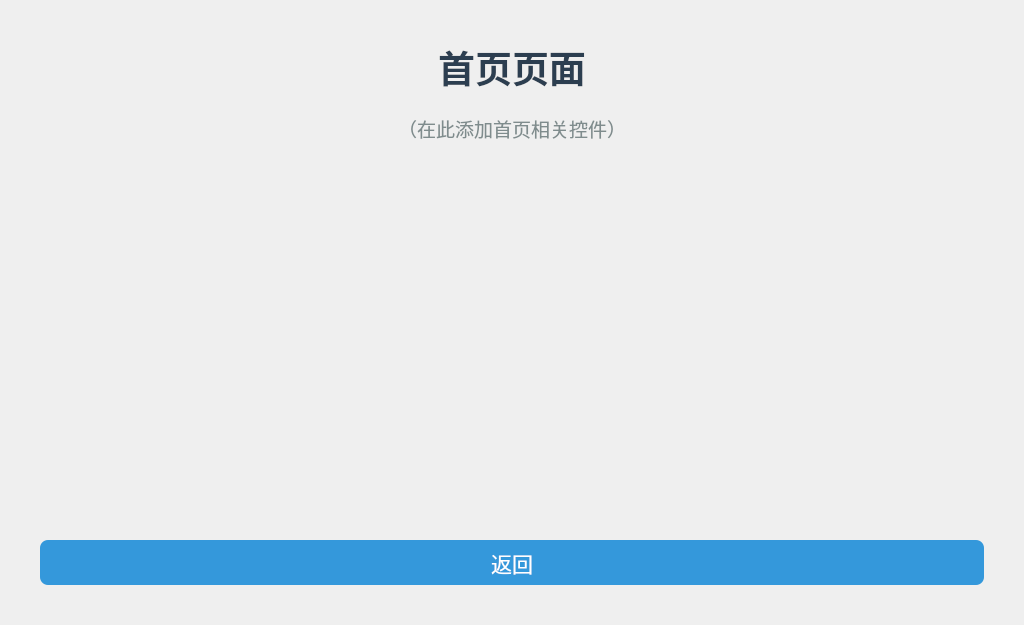
Before: the Qt Designer form ui/HomeDialog.ui in zwq1270033721/my_mp157_smart_home_panel, drawn with Qt 5.
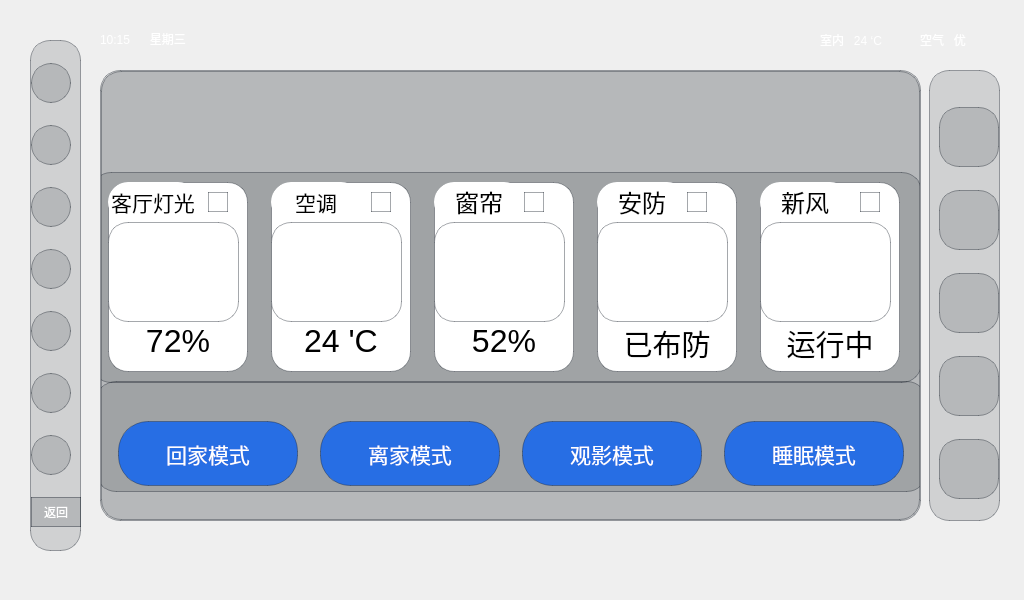
After: the same form once the commit is applied. Icons and pictures are not drawn.

```diff
--- a/ui/HomeDialog.ui
+++ b/ui/HomeDialog.ui
@@ -7,96 +7,1429 @@
     <x>0</x>
     <y>0</y>
     <width>1024</width>
-    <height>625</height>
+    <height>600</height>
    </rect>
   </property>
   <property name="minimumSize">
    <size>
     <width>1024</width>
-    <height>625</height>
+    <height>600</height>
    </size>
   </property>
   <property name="maximumSize">
    <size>
     <width>1024</width>
-    <height>625</height>
+    <height>600</height>
    </size>
   </property>
   <property name="windowTitle">
    <string>首页</string>
   </property>
-  <layout class="QVBoxLayout" name="verticalLayout">
-   <property name="spacing">
-    <number>20</number>
-   </property>
-   <property name="leftMargin">
-    <number>40</number>
-   </property>
-   <property name="topMargin">
-    <number>40</number>
-   </property>
-   <property name="rightMargin">
-    <number>40</number>
-   </property>
-   <property name="bottomMargin">
-    <number>40</number>
-   </property>
-   <item>
-    <widget class="QLabel" name="labelTitle">
-     <property name="styleSheet">
-      <string notr="true">font-size:28pt; font-weight:bold; color:#2c3e50;</string>
-     </property>
-     <property name="text">
-      <string>首页页面</string>
-     </property>
-     <property name="alignment">
-      <set>Qt::AlignCenter</set>
-     </property>
-    </widget>
-   </item>
-   <item>
-    <widget class="QLabel" name="labelHint">
-     <property name="styleSheet">
-      <string notr="true">font-size:14pt; color:#7f8c8d;</string>
-     </property>
-     <property name="text">
-      <string>（在此添加首页相关控件）</string>
-     </property>
-     <property name="alignment">
-      <set>Qt::AlignCenter</set>
-     </property>
-    </widget>
-   </item>
-   <item>
-    <spacer name="verticalSpacer">
-     <property name="orientation">
-      <enum>Qt::Vertical</enum>
-     </property>
-     <property name="sizeHint" stdset="0">
-      <size>
-       <width>20</width>
-       <height>40</height>
-      </size>
-     </property>
-    </spacer>
-   </item>
-   <item>
-    <widget class="QPushButton" name="btnBack">
-     <property name="minimumSize">
-      <size>
-       <width>120</width>
-       <height>45</height>
-      </size>
-     </property>
-     <property name="styleSheet">
-      <string notr="true">QPushButton{background-color:#3498db;color:white;border-radius:8px;font-size:16pt;}QPushButton:pressed{background-color:#2980b9;}</string>
-     </property>
-     <property name="text">
-      <string>返回</string>
-     </property>
-    </widget>
-   </item>
-  </layout>
+  <widget class="QFrame" name="frame">
+   <property name="geometry">
+    <rect>
+     <x>30</x>
+     <y>40</y>
+     <width>51</width>
+     <height>511</height>
+    </rect>
+   </property>
+   <property name="styleSheet">
+    <string notr="true">
+border:1px solid rgba(31,38,48,0.4);
+border-radius:20px;
+background-color: rgba(31,38,48,0.15);
+</string>
+   </property>
+   <property name="frameShape">
+    <enum>QFrame::StyledPanel</enum>
+   </property>
+   <property name="frameShadow">
+    <enum>QFrame::Raised</enum>
+   </property>
+   <layout class="QVBoxLayout" name="verticalLayout">
+    <property name="spacing">
+     <number>0</number>
+    </property>
+    <property name="leftMargin">
+     <number>0</number>
+    </property>
+    <property name="topMargin">
+     <number>0</number>
+    </property>
+    <property name="rightMargin">
+     <number>0</number>
+    </property>
+    <property name="bottomMargin">
+     <number>0</number>
+    </property>
+    <item>
+     <widget class="QPushButton" name="pushButton">
+      <property name="minimumSize">
+       <size>
+        <width>40</width>
+        <height>40</height>
+       </size>
+      </property>
+      <property name="maximumSize">
+       <size>
+        <width>40</width>
+        <height>40</height>
+       </size>
+      </property>
+      <property name="styleSheet">
+       <string notr="true">QPushButton::checked{
+border-image: url(:/icons/res/icons/smart/nav/nav_home.svg);
+
+}
+QPushButton{
+	border-image: url(:/icons/res/icons/smart/nav/nav_home_gray.svg);
+}</string>
+      </property>
+      <property name="text">
+       <string/>
+      </property>
+      <property name="checkable">
+       <bool>true</bool>
+      </property>
+      <property name="checked">
+       <bool>true</bool>
+      </property>
+      <attribute name="buttonGroup">
+       <string notr="true">buttonGroup</string>
+      </attribute>
+     </widget>
+    </item>
+    <item>
+     <widget class="QPushButton" name="pushButton_2">
+      <property name="minimumSize">
+       <size>
+        <width>40</width>
+        <height>40</height>
+       </size>
+      </property>
+      <property name="maximumSize">
+       <size>
+        <width>40</width>
+        <height>40</height>
+       </size>
+      </property>
+      <property name="styleSheet">
+       <string notr="true">QPushButton::checked{
+border-image: url(:/icons/res/icons/smart/room/room_living.svg);
+}
+QPushButton{
+	border-image: url(:/icons/res/icons/smart/room/room_living_gray.svg);
+}</string>
+      </property>
+      <property name="text">
+       <string/>
+      </property>
+      <property name="checkable">
+       <bool>true</bool>
+      </property>
+      <attribute name="buttonGroup">
+       <string notr="true">buttonGroup</string>
+      </attribute>
+     </widget>
+    </item>
+    <item>
+     <widget class="QPushButton" name="pushButton_3">
+      <property name="minimumSize">
+       <size>
+        <width>40</width>
+        <height>40</height>
+       </size>
+      </property>
+      <property name="maximumSize">
+       <size>
+        <width>40</width>
+        <height>40</height>
+       </size>
+      </property>
+      <property name="styleSheet">
+       <string notr="true">QPushButton::checked{
+border-image: url(:/icons/res/icons/smart/room/room_bedroom.svg);
+
+}
+QPushButton{
+	border-image: url(:/icons/res/icons/smart/room/room_bedroom_gray.svg);
+}</string>
+      </property>
+      <property name="text">
+       <string/>
+      </property>
+      <property name="checkable">
+       <bool>true</bool>
+      </property>
+      <attribute name="buttonGroup">
+       <string notr="true">buttonGroup</string>
+      </attribute>
+     </widget>
+    </item>
+    <item>
+     <widget class="QPushButton" name="pushButton_4">
+      <property name="minimumSize">
+       <size>
+        <width>40</width>
+        <height>40</height>
+       </size>
+      </property>
+      <property name="maximumSize">
+       <size>
+        <width>40</width>
+        <height>40</height>
+       </size>
+      </property>
+      <property name="styleSheet">
+       <string notr="true">QPushButton::checked{
+border-image: url(:/icons/res/icons/smart/device/security.svg);
+
+}
+QPushButton{
+	border-image: url(:/icons/res/icons/smart/device/security_gray.svg);
+}</string>
+      </property>
+      <property name="text">
+       <string/>
+      </property>
+      <property name="checkable">
+       <bool>true</bool>
+      </property>
+      <attribute name="buttonGroup">
+       <string notr="true">buttonGroup</string>
+      </attribute>
+     </widget>
+    </item>
+    <item>
+     <widget class="QPushButton" name="pushButton_5">
+      <property name="minimumSize">
+       <size>
+        <width>40</width>
+        <height>40</height>
+       </size>
+      </property>
+      <property name="maximumSize">
+       <size>
+        <width>40</width>
+        <height>40</height>
+       </size>
+      </property>
+      <property name="styleSheet">
+       <string notr="true">QPushButton::checked{
+border-image: url(:/icons/res/icons/smart/room/room_study.svg);
+
+}
+QPushButton{
+	border-image: url(:/icons/res/icons/smart/room/room_study_gray.svg);
+}</string>
+      </property>
+      <property name="text">
+       <string/>
+      </property>
+      <property name="checkable">
+       <bool>true</bool>
+      </property>
+      <attribute name="buttonGroup">
+       <string notr="true">buttonGroup</string>
+      </attribute>
+     </widget>
+    </item>
+    <item>
+     <widget class="QPushButton" name="pushButton_6">
+      <property name="minimumSize">
+       <size>
+        <width>40</width>
+        <height>40</height>
+       </size>
+      </property>
+      <property name="maximumSize">
+       <size>
+        <width>40</width>
+        <height>40</height>
+       </size>
+      </property>
+      <property name="styleSheet">
+       <string notr="true">
+QPushButton{
+	border-image: url(:/icons/res/icons/smart/nav/nav_folder_gray.svg);
+}
+QPushButton::checked{
+	border-image: url(:/icons/res/icons/smart/nav/nav_folder.svg);
+}
+</string>
+      </property>
+      <property name="text">
+       <string/>
+      </property>
+      <property name="checkable">
+       <bool>true</bool>
+      </property>
+      <attribute name="buttonGroup">
+       <string notr="true">buttonGroup</string>
+      </attribute>
+     </widget>
+    </item>
+    <item>
+     <widget class="QPushButton" name="pushButton_7">
+      <property name="minimumSize">
+       <size>
+        <width>40</width>
+        <height>40</height>
+       </size>
+      </property>
+      <property name="maximumSize">
+       <size>
+        <width>40</width>
+        <height>40</height>
+       </size>
+      </property>
+      <property name="styleSheet">
+       <string notr="true">QPushButton::checked{
+	border-image: url(:/icons/res/icons/smart/nav/nav_grid.svg);
+}
+QPushButton{
+border-image: url(:/icons/res/icons/smart/nav/nav_grid_gray.svg);
+}</string>
+      </property>
+      <property name="text">
+       <string/>
+      </property>
+      <property name="checkable">
+       <bool>true</bool>
+      </property>
+      <attribute name="buttonGroup">
+       <string notr="true">buttonGroup</string>
+      </attribute>
+     </widget>
+    </item>
+    <item>
+     <widget class="QPushButton" name="btnBack">
+      <property name="minimumSize">
+       <size>
+        <width>50</width>
+        <height>30</height>
+       </size>
+      </property>
+      <property name="maximumSize">
+       <size>
+        <width>50</width>
+        <height>30</height>
+       </size>
+      </property>
+      <property name="styleSheet">
+       <string notr="true">color: rgb(255, 255, 255);</string>
+      </property>
+      <property name="text">
+       <string>返回</string>
+      </property>
+     </widget>
+    </item>
+   </layout>
+  </widget>
+  <widget class="QLabel" name="label">
+   <property name="geometry">
+    <rect>
+     <x>0</x>
+     <y>0</y>
+     <width>1024</width>
+     <height>600</height>
+    </rect>
+   </property>
+   <property name="minimumSize">
+    <size>
+     <width>1024</width>
+     <height>600</height>
+    </size>
+   </property>
+   <property name="maximumSize">
+    <size>
+     <width>1024</width>
+     <height>600</height>
+    </size>
+   </property>
+   <property name="styleSheet">
+    <string notr="true">border-image: url(:/images/de0d41a27fa0c3bd5ef1e2219975cca5.jpg);</string>
+   </property>
+   <property name="text">
+    <string/>
+   </property>
+  </widget>
+  <widget class="QStackedWidget" name="stackedWidget">
+   <property name="geometry">
+    <rect>
+     <x>100</x>
+     <y>70</y>
+     <width>821</width>
+     <height>451</height>
+    </rect>
+   </property>
+   <property name="styleSheet">
+    <string notr="true">
+border:1px solid rgba(31,38,48,0.4);
+border-radius:20px;
+background-color: rgba(31,38,48,0.15);
+</string>
+   </property>
+   <property name="currentIndex">
+    <number>0</number>
+   </property>
+   <widget class="QWidget" name="page">
+    <widget class="QWidget" name="layoutWidget">
+     <property name="geometry">
+      <rect>
+       <x>-10</x>
+       <y>101</y>
+       <width>831</width>
+       <height>211</height>
+      </rect>
+     </property>
+     <layout class="QHBoxLayout" name="horizontalLayout">
+      <item>
+       <widget class="QFrame" name="frame_3">
+        <property name="minimumSize">
+         <size>
+          <width>140</width>
+          <height>190</height>
+         </size>
+        </property>
+        <property name="maximumSize">
+         <size>
+          <width>140</width>
+          <height>190</height>
+         </size>
+        </property>
+        <property name="styleSheet">
+         <string notr="true">background-color: rgb(255, 255, 255);</string>
+        </property>
+        <property name="frameShape">
+         <enum>QFrame::StyledPanel</enum>
+        </property>
+        <property name="frameShadow">
+         <enum>QFrame::Raised</enum>
+        </property>
+        <widget class="QLabel" name="label_7">
+         <property name="geometry">
+          <rect>
+           <x>0</x>
+           <y>40</y>
+           <width>131</width>
+           <height>100</height>
+          </rect>
+         </property>
+         <property name="minimumSize">
+          <size>
+           <width>100</width>
+           <height>100</height>
+          </size>
+         </property>
+         <property name="styleSheet">
+          <string notr="true">border-image: url(:/icons/res/icons/smart/device/light.svg);</string>
+         </property>
+         <property name="text">
+          <string/>
+         </property>
+        </widget>
+        <widget class="QLabel" name="label_12">
+         <property name="geometry">
+          <rect>
+           <x>10</x>
+           <y>140</y>
+           <width>120</width>
+           <height>40</height>
+          </rect>
+         </property>
+         <property name="minimumSize">
+          <size>
+           <width>120</width>
+           <height>40</height>
+          </size>
+         </property>
+         <property name="maximumSize">
+          <size>
+           <width>120</width>
+           <height>40</height>
+          </size>
+         </property>
+         <property name="styleSheet">
+          <string notr="true">border:none;
+font: 600 11pt &quot;Ubuntu Sans&quot;;</string>
+         </property>
+         <property name="text">
+          <string>&lt;html&gt;&lt;head/&gt;&lt;body&gt;&lt;p align=&quot;center&quot;&gt;&lt;span style=&quot; font-size:24pt;&quot;&gt;72%&lt;/span&gt;&lt;/p&gt;&lt;/body&gt;&lt;/html&gt;</string>
+         </property>
+        </widget>
+        <widget class="QLabel" name="label_17">
+         <property name="geometry">
+          <rect>
+           <x>0</x>
+           <y>0</y>
+           <width>90</width>
+           <height>40</height>
+          </rect>
+         </property>
+         <property name="styleSheet">
+          <string notr="true">border:none;</string>
+         </property>
+         <property name="text">
+          <string>&lt;html&gt;&lt;head/&gt;&lt;body&gt;&lt;p align=&quot;center&quot;&gt;&lt;span style=&quot; font-size:16pt;&quot;&gt;客厅灯光&lt;/span&gt;&lt;/p&gt;&lt;/body&gt;&lt;/html&gt;</string>
+         </property>
+        </widget>
+        <widget class="QLabel" name="label_20">
+         <property name="geometry">
+          <rect>
+           <x>100</x>
+           <y>10</y>
+           <width>20</width>
+           <height>20</height>
+          </rect>
+         </property>
+         <property name="minimumSize">
+          <size>
+           <width>20</width>
+           <height>20</height>
+          </size>
+         </property>
+         <property name="maximumSize">
+          <size>
+           <width>6</width>
+           <height>6</height>
+          </size>
+         </property>
+         <property name="styleSheet">
+          <string notr="true">border-image: url(:/icons/res/icons/smart/device/check_ok.svg);</string>
+         </property>
+         <property name="text">
+          <string/>
+         </property>
+        </widget>
+       </widget>
+      </item>
+      <item>
+       <widget class="QFrame" name="frame_7">
+        <property name="minimumSize">
+         <size>
+          <width>140</width>
+          <height>190</height>
+         </size>
+        </property>
+        <property name="maximumSize">
+         <size>
+          <width>140</width>
+          <height>190</height>
+         </size>
+        </property>
+        <property name="styleSheet">
+         <string notr="true">background-color: rgb(255, 255, 255);</string>
+        </property>
+        <property name="frameShape">
+         <enum>QFrame::StyledPanel</enum>
+        </property>
+        <property name="frameShadow">
+         <enum>QFrame::Raised</enum>
+        </property>
+        <widget class="QLabel" name="label_13">
+         <property name="geometry">
+          <rect>
+           <x>10</x>
+           <y>140</y>
+           <width>120</width>
+           <height>40</height>
+          </rect>
+         </property>
+         <property name="minimumSize">
+          <size>
+           <width>120</width>
+           <height>40</height>
+          </size>
+         </property>
+         <property name="maximumSize">
+          <size>
+           <width>120</width>
+           <height>40</height>
+          </size>
+         </property>
+         <property name="styleSheet">
+          <string notr="true">border:none;
+font: 600 11pt &quot;Ubuntu Sans&quot;;</string>
+         </property>
+         <property name="text">
+          <string>&lt;html&gt;&lt;head/&gt;&lt;body&gt;&lt;p align=&quot;center&quot;&gt;&lt;span style=&quot; font-size:24pt;&quot;&gt;24  'C&lt;/span&gt;&lt;/p&gt;&lt;/body&gt;&lt;/html&gt;</string>
+         </property>
+        </widget>
+        <widget class="QLabel" name="label_18">
+         <property name="geometry">
+          <rect>
+           <x>0</x>
+           <y>0</y>
+           <width>90</width>
+           <height>40</height>
+          </rect>
+         </property>
+         <property name="minimumSize">
+          <size>
+           <width>90</width>
+           <height>40</height>
+          </size>
+         </property>
+         <property name="maximumSize">
+          <size>
+           <width>90</width>
+           <height>40</height>
+          </size>
+         </property>
+         <property name="styleSheet">
+          <string notr="true">border:none;</string>
+         </property>
+         <property name="text">
+          <string>&lt;html&gt;&lt;head/&gt;&lt;body&gt;&lt;p align=&quot;center&quot;&gt;&lt;span style=&quot; font-size:16pt;&quot;&gt;空调&lt;/span&gt;&lt;/p&gt;&lt;/body&gt;&lt;/html&gt;</string>
+         </property>
+        </widget>
+        <widget class="QLabel" name="label_9">
+         <property name="geometry">
+          <rect>
+           <x>0</x>
+           <y>40</y>
+           <width>131</width>
+           <height>100</height>
+          </rect>
+         </property>
+         <property name="minimumSize">
+          <size>
+           <width>100</width>
+           <height>100</height>
+          </size>
+         </property>
+         <property name="styleSheet">
+          <string notr="true">border-image: url(:/icons/res/icons/smart/device/freshair.svg);</string>
+         </property>
+         <property name="text">
+          <string/>
+         </property>
+        </widget>
+        <widget class="QLabel" name="label_23">
+         <property name="geometry">
+          <rect>
+           <x>100</x>
+           <y>10</y>
+           <width>20</width>
+           <height>20</height>
+          </rect>
+         </property>
+         <property name="minimumSize">
+          <size>
+           <width>20</width>
+           <height>20</height>
+          </size>
+         </property>
+         <property name="maximumSize">
+          <size>
+           <width>6</width>
+           <height>6</height>
+          </size>
+         </property>
+         <property name="styleSheet">
+          <string notr="true">border-image: url(:/icons/res/icons/smart/device/check_ok.svg);</string>
+         </property>
+         <property name="text">
+          <string/>
+         </property>
+        </widget>
+       </widget>
+      </item>
+      <item>
+       <widget class="QFrame" name="frame_4">
+        <property name="minimumSize">
+         <size>
+          <width>140</width>
+          <height>190</height>
+         </size>
+        </property>
+        <property name="maximumSize">
+         <size>
+          <width>140</width>
+          <height>190</height>
+         </size>
+        </property>
+        <property name="styleSheet">
+         <string notr="true">background-color: rgb(255, 255, 255);</string>
+        </property>
+        <property name="frameShape">
+         <enum>QFrame::StyledPanel</enum>
+        </property>
+        <property name="frameShadow">
+         <enum>QFrame::Raised</enum>
+        </property>
+        <widget class="QLabel" name="label_14">
+         <property name="geometry">
+          <rect>
+           <x>10</x>
+           <y>140</y>
+           <width>120</width>
+           <height>40</height>
+          </rect>
+         </property>
+         <property name="minimumSize">
+          <size>
+           <width>120</width>
+           <height>40</height>
+          </size>
+         </property>
+         <property name="maximumSize">
+          <size>
+           <width>120</width>
+           <height>40</height>
+          </size>
+         </property>
+         <property name="styleSheet">
+          <string notr="true">border:none;
+font: 600 11pt &quot;Ubuntu Sans&quot;;</string>
+         </property>
+         <property name="text">
+          <string>&lt;html&gt;&lt;head/&gt;&lt;body&gt;&lt;p align=&quot;center&quot;&gt;&lt;span style=&quot; font-size:24pt;&quot;&gt;52%&lt;/span&gt;&lt;/p&gt;&lt;/body&gt;&lt;/html&gt;</string>
+         </property>
+        </widget>
+        <widget class="QLabel" name="label_19">
+         <property name="geometry">
+          <rect>
+           <x>0</x>
+           <y>0</y>
+           <width>90</width>
+           <height>40</height>
+          </rect>
+         </property>
+         <property name="minimumSize">
+          <size>
+           <width>90</width>
+           <height>40</height>
+          </size>
+         </property>
+         <property name="maximumSize">
+          <size>
+           <width>90</width>
+           <height>40</height>
+          </size>
+         </property>
+         <property name="styleSheet">
+          <string notr="true">border:none;</string>
+         </property>
+         <property name="text">
+          <string>&lt;html&gt;&lt;head/&gt;&lt;body&gt;&lt;p align=&quot;center&quot;&gt;&lt;span style=&quot; font-size:18pt;&quot;&gt;窗帘&lt;/span&gt;&lt;/p&gt;&lt;/body&gt;&lt;/html&gt;</string>
+         </property>
+        </widget>
+        <widget class="QLabel" name="label_8">
+         <property name="geometry">
+          <rect>
+           <x>0</x>
+           <y>40</y>
+           <width>131</width>
+           <height>100</height>
+          </rect>
+         </property>
+         <property name="minimumSize">
+          <size>
+           <width>100</width>
+           <height>100</height>
+          </size>
+         </property>
+         <property name="styleSheet">
+          <string notr="true">border-image: url(:/icons/res/icons/smart/device/curtain.svg);</string>
+         </property>
+         <property name="text">
+          <string/>
+         </property>
+        </widget>
+        <widget class="QLabel" name="label_24">
+         <property name="geometry">
+          <rect>
+           <x>90</x>
+           <y>10</y>
+           <width>20</width>
+           <height>20</height>
+          </rect>
+         </property>
+         <property name="minimumSize">
+          <size>
+           <width>20</width>
+           <height>20</height>
+          </size>
+         </property>
+         <property name="maximumSize">
+          <size>
+           <width>6</width>
+           <height>6</height>
+          </size>
+         </property>
+         <property name="styleSheet">
+          <string notr="true">border-image: url(:/icons/res/icons/smart/device/check_ok.svg);</string>
+         </property>
+         <property name="text">
+          <string/>
+         </property>
+        </widget>
+       </widget>
+      </item>
+      <item>
+       <widget class="QFrame" name="frame_5">
+        <property name="minimumSize">
+         <size>
+          <width>140</width>
+          <height>190</height>
+         </size>
+        </property>
+        <property name="maximumSize">
+         <size>
+          <width>140</width>
+          <height>190</height>
+         </size>
+        </property>
+        <property name="styleSheet">
+         <string notr="true">background-color: rgb(255, 255, 255);</string>
+        </property>
+        <property name="frameShape">
+         <enum>QFrame::StyledPanel</enum>
+        </property>
+        <property name="frameShadow">
+         <enum>QFrame::Raised</enum>
+        </property>
+        <widget class="QLabel" name="label_10">
+         <property name="geometry">
+          <rect>
+           <x>0</x>
+           <y>40</y>
+           <width>131</width>
+           <height>100</height>
+          </rect>
+         </property>
+         <property name="minimumSize">
+          <size>
+           <width>100</width>
+           <height>100</height>
+          </size>
+         </property>
+         <property name="styleSheet">
+          <string notr="true">border-image: url(:/icons/res/icons/smart/device/security.svg);</string>
+         </property>
+         <property name="text">
+          <string/>
+         </property>
+        </widget>
+        <widget class="QLabel" name="label_15">
+         <property name="geometry">
+          <rect>
+           <x>10</x>
+           <y>140</y>
+           <width>120</width>
+           <height>40</height>
+          </rect>
+         </property>
+         <property name="minimumSize">
+          <size>
+           <width>120</width>
+           <height>40</height>
+          </size>
+         </property>
+         <property name="maximumSize">
+          <size>
+           <width>120</width>
+           <height>40</height>
+          </size>
+         </property>
+         <property name="styleSheet">
+          <string notr="true">border:none;
+font: 600 11pt &quot;Ubuntu Sans&quot;;</string>
+         </property>
+         <property name="text">
+          <string>&lt;html&gt;&lt;head/&gt;&lt;body&gt;&lt;p align=&quot;center&quot;&gt;&lt;span style=&quot; font-size:22pt;&quot;&gt;已布防&lt;/span&gt;&lt;/p&gt;&lt;/body&gt;&lt;/html&gt;</string>
+         </property>
+        </widget>
+        <widget class="QLabel" name="label_21">
+         <property name="geometry">
+          <rect>
+           <x>0</x>
+           <y>0</y>
+           <width>90</width>
+           <height>40</height>
+          </rect>
+         </property>
+         <property name="minimumSize">
+          <size>
+           <width>90</width>
+           <height>40</height>
+          </size>
+         </property>
+         <property name="maximumSize">
+          <size>
+           <width>90</width>
+           <height>40</height>
+          </size>
+         </property>
+         <property name="styleSheet">
+          <string notr="true">border:none;</string>
+         </property>
+         <property name="text">
+          <string>&lt;html&gt;&lt;head/&gt;&lt;body&gt;&lt;p align=&quot;center&quot;&gt;&lt;span style=&quot; font-size:18pt;&quot;&gt;安防&lt;/span&gt;&lt;/p&gt;&lt;/body&gt;&lt;/html&gt;</string>
+         </property>
+        </widget>
+        <widget class="QLabel" name="label_25">
+         <property name="geometry">
+          <rect>
+           <x>90</x>
+           <y>10</y>
+           <width>20</width>
+           <height>20</height>
+          </rect>
+         </property>
+         <property name="minimumSize">
+          <size>
+           <width>20</width>
+           <height>20</height>
+          </size>
+         </property>
+         <property name="maximumSize">
+          <size>
+           <width>6</width>
+           <height>6</height>
+          </size>
+         </property>
+         <property name="styleSheet">
+          <string notr="true">border-image: url(:/icons/res/icons/smart/device/check_ok.svg);</string>
+         </property>
+         <property name="text">
+          <string/>
+         </property>
+        </widget>
+       </widget>
+      </item>
+      <item>
+       <widget class="QFrame" name="frame_6">
+        <property name="minimumSize">
+         <size>
+          <width>140</width>
+          <height>190</height>
+         </size>
+        </property>
+        <property name="maximumSize">
+         <size>
+          <width>140</width>
+          <height>190</height>
+         </size>
+        </property>
+        <property name="styleSheet">
+         <string notr="true">background-color: rgb(255, 255, 255);</string>
+        </property>
+        <property name="frameShape">
+         <enum>QFrame::StyledPanel</enum>
+        </property>
+        <property name="frameShadow">
+         <enum>QFrame::Raised</enum>
+        </property>
+        <widget class="QLabel" name="label_11">
+         <property name="geometry">
+          <rect>
+           <x>0</x>
+           <y>40</y>
+           <width>131</width>
+           <height>100</height>
+          </rect>
+         </property>
+         <property name="minimumSize">
+          <size>
+           <width>100</width>
+           <height>100</height>
+          </size>
+         </property>
+         <property name="styleSheet">
+          <string notr="true">border-image: url(:/icons/res/icons/smart/room/room_bedroom.svg);</string>
+         </property>
+         <property name="text">
+          <string/>
+         </property>
+        </widget>
+        <widget class="QLabel" name="label_16">
+         <property name="geometry">
+          <rect>
+           <x>10</x>
+           <y>140</y>
+           <width>120</width>
+           <height>40</height>
+          </rect>
+         </property>
+         <property name="minimumSize">
+          <size>
+           <width>120</width>
+           <height>40</height>
+          </size>
+         </property>
+         <property name="maximumSize">
+          <size>
+           <width>120</width>
+           <height>40</height>
+          </size>
+         </property>
+         <property name="styleSheet">
+          <string notr="true">border:none;
+font: 600 11pt &quot;Ubuntu Sans&quot;;</string>
+         </property>
+         <property name="text">
+          <string>&lt;html&gt;&lt;head/&gt;&lt;body&gt;&lt;p align=&quot;center&quot;&gt;&lt;span style=&quot; font-size:22pt;&quot;&gt;运行中&lt;/span&gt;&lt;/p&gt;&lt;/body&gt;&lt;/html&gt;</string>
+         </property>
+        </widget>
+        <widget class="QLabel" name="label_22">
+         <property name="geometry">
+          <rect>
+           <x>0</x>
+           <y>0</y>
+           <width>90</width>
+           <height>40</height>
+          </rect>
+         </property>
+         <property name="minimumSize">
+          <size>
+           <width>90</width>
+           <height>40</height>
+          </size>
+         </property>
+         <property name="maximumSize">
+          <size>
+           <width>90</width>
+           <height>40</height>
+          </size>
+         </property>
+         <property name="styleSheet">
+          <string notr="true">border:none;</string>
+         </property>
+         <property name="text">
+          <string>&lt;html&gt;&lt;head/&gt;&lt;body&gt;&lt;p align=&quot;center&quot;&gt;&lt;span style=&quot; font-size:18pt;&quot;&gt;新风&lt;/span&gt;&lt;/p&gt;&lt;/body&gt;&lt;/html&gt;</string>
+         </property>
+        </widget>
+        <widget class="QLabel" name="label_26">
+         <property name="geometry">
+          <rect>
+           <x>100</x>
+           <y>10</y>
+           <width>20</width>
+           <height>20</height>
+          </rect>
+         </property>
+         <property name="minimumSize">
+          <size>
+           <width>20</width>
+           <height>20</height>
+          </size>
+         </property>
+         <property name="maximumSize">
+          <size>
+           <width>6</width>
+           <height>6</height>
+          </size>
+         </property>
+         <property name="styleSheet">
+          <string notr="true">border-image: url(:/icons/res/icons/smart/device/check_ok_gray.svg);</string>
+         </property>
+         <property name="text">
+          <string/>
+         </property>
+        </widget>
+       </widget>
+      </item>
+     </layout>
+    </widget>
+    <widget class="QWidget" name="layoutWidget">
+     <property name="geometry">
+      <rect>
+       <x>-5</x>
+       <y>310</y>
+       <width>831</width>
+       <height>111</height>
+      </rect>
+     </property>
+     <layout class="QHBoxLayout" name="horizontalLayout_2">
+      <property name="spacing">
+       <number>0</number>
+      </property>
+      <item>
+       <widget class="QPushButton" name="btnBack_2">
+        <property name="minimumSize">
+         <size>
+          <width>180</width>
+          <height>65</height>
+         </size>
+        </property>
+        <property name="maximumSize">
+         <size>
+          <width>50</width>
+          <height>30</height>
+         </size>
+        </property>
+        <property name="styleSheet">
+         <string notr="true">QPushButton{background-color:#276EE4;color:white;border-radius:30px;font-size:16pt;}QPushButton:pressed{background-color:#2980b9;}</string>
+        </property>
+        <property name="text">
+         <string>回家模式</string>
+        </property>
+       </widget>
+      </item>
+      <item>
+       <widget class="QPushButton" name="btnBack_3">
+        <property name="minimumSize">
+         <size>
+          <width>180</width>
+          <height>65</height>
+         </size>
+        </property>
+        <property name="maximumSize">
+         <size>
+          <width>50</width>
+          <height>30</height>
+         </size>
+        </property>
+        <property name="styleSheet">
+         <string notr="true">QPushButton{background-color:#276EE4;color:white;border-radius:30px;font-size:16pt;}QPushButton:pressed{background-color:#2980b9;}</string>
+        </property>
+        <property name="text">
+         <string>离家模式</string>
+        </property>
+       </widget>
+      </item>
+      <item>
+       <widget class="QPushButton" name="btnBack_4">
+        <property name="minimumSize">
+         <size>
+          <width>180</width>
+          <height>65</height>
+         </size>
+        </property>
+        <property name="maximumSize">
+         <size>
+          <width>50</width>
+          <height>30</height>
+         </size>
+        </property>
+        <property name="styleSheet">
+         <string notr="true">QPushButton{background-color:#276EE4;color:white;border-radius:30px;font-size:16pt;}QPushButton:pressed{background-color:#2980b9;}</string>
+        </property>
+        <property name="text">
+         <string>观影模式</string>
+        </property>
+       </widget>
+      </item>
+      <item>
+       <widget class="QPushButton" name="btnBack_5">
+        <property name="minimumSize">
+         <size>
+          <width>180</width>
+          <height>65</height>
+         </size>
+        </property>
+        <property name="maximumSize">
+         <size>
+          <width>50</width>
+          <height>30</height>
+         </size>
+        </property>
+        <property name="styleSheet">
+         <string notr="true">QPushButton{background-color:#276EE4;color:white;border-radius:30px;font-size:16pt;}QPushButton:pressed{background-color:#2980b9;}</string>
+        </property>
+        <property name="text">
+         <string>睡眠模式</string>
+        </property>
+       </widget>
+      </item>
+     </layout>
+    </widget>
+   </widget>
+   <widget class="QWidget" name="page_2"/>
+  </widget>
+  <widget class="QFrame" name="frame_2">
+   <property name="geometry">
+    <rect>
+     <x>929</x>
+     <y>70</y>
+     <width>71</width>
+     <height>451</height>
+    </rect>
+   </property>
+   <property name="styleSheet">
+    <string notr="true">
+border:1px solid rgba(31,38,48,0.4);
+border-radius:20px;
+background-color: rgba(31,38,48,0.15);
+</string>
+   </property>
+   <property name="frameShape">
+    <enum>QFrame::StyledPanel</enum>
+   </property>
+   <property name="frameShadow">
+    <enum>QFrame::Raised</enum>
+   </property>
+   <layout class="QVBoxLayout" name="verticalLayout_2">
+    <item>
+     <widget class="QPushButton" name="pushButton_8">
+      <property name="minimumSize">
+       <size>
+        <width>60</width>
+        <height>60</height>
+       </size>
+      </property>
+      <property name="maximumSize">
+       <size>
+        <width>40</width>
+        <height>40</height>
+       </size>
+      </property>
+      <property name="styleSheet">
+       <string notr="true">QPushButton::checked{
+border-image: url(:/icons/res/icons/smart/room/room_living.svg);
+
+}
+QPushButton{
+	border-image: url(:/icons/res/icons/smart/room/room_living_gray.svg);
+
+}
+</string>
+      </property>
+      <property name="text">
+       <string/>
+      </property>
+      <property name="checkable">
+       <bool>true</bool>
+      </property>
+      <attribute name="buttonGroup">
+       <string notr="true">buttonGroup_3</string>
+      </attribute>
+     </widget>
+    </item>
+    <item>
+     <widget class="QPushButton" name="pushButton_10">
+      <property name="minimumSize">
+       <size>
+        <width>60</width>
+        <height>60</height>
+       </size>
+      </property>
+      <property name="maximumSize">
+       <size>
+        <width>40</width>
+        <height>40</height>
+       </size>
+      </property>
+      <property name="styleSheet">
+       <string notr="true">QPushButton::checked{
+	border-image: url(:/icons/res/icons/smart/room/room_bedroom.svg);
+
+}
+QPushButton{
+	border-image: url(:/icons/res/icons/smart/room/room_bedroom_gray.svg);
+
+}</string>
+      </property>
+      <property name="text">
+       <string/>
+      </property>
+      <property name="checkable">
+       <bool>true</bool>
+      </property>
+      <attribute name="buttonGroup">
+       <string notr="true">buttonGroup_3</string>
+      </attribute>
+     </widget>
+    </item>
+    <item>
+     <widget class="QPushButton" name="pushButton_11">
+      <property name="minimumSize">
+       <size>
+        <width>60</width>
+        <height>60</height>
+       </size>
+      </property>
+      <property name="maximumSize">
+       <size>
+        <width>40</width>
+        <height>40</height>
+       </size>
+      </property>
+      <property name="styleSheet">
+       <string notr="true">QPushButton::checked{
+	border-image: url(:/icons/res/icons/smart/room/room_study.svg);
+}
+QPushButton{
+	border-image: url(:/icons/res/icons/smart/room/room_study_gray.svg);
+
+}
+</string>
+      </property>
+      <property name="text">
+       <string/>
+      </property>
+      <property name="checkable">
+       <bool>true</bool>
+      </property>
+      <attribute name="buttonGroup">
+       <string notr="true">buttonGroup_3</string>
+      </attribute>
+     </widget>
+    </item>
+    <item>
+     <widget class="QPushButton" name="pushButton_12">
+      <property name="minimumSize">
+       <size>
+        <width>60</width>
+        <height>60</height>
+       </size>
+      </property>
+      <property name="maximumSize">
+       <size>
+        <width>40</width>
+        <height>40</height>
+       </size>
+      </property>
+      <property name="styleSheet">
+       <string notr="true">QPushButton::checked{
+	border-image: url(:/icons/res/icons/smart/top/top_air.svg);
+}
+QPushButton{
+	border-image: url(:/icons/res/icons/smart/top/top_air_gray.svg);
+}</string>
+      </property>
+      <property name="text">
+       <string/>
+      </property>
+      <property name="checkable">
+       <bool>true</bool>
+      </property>
+      <attribute name="buttonGroup">
+       <string notr="true">buttonGroup_3</string>
+      </attribute>
+     </widget>
+    </item>
+    <item>
+     <widget class="QPushButton" name="pushButton_13">
+      <property name="minimumSize">
+       <size>
+        <width>60</width>
+        <height>60</height>
+       </size>
+      </property>
+      <property name="maximumSize">
+       <size>
+        <width>40</width>
+        <height>40</height>
+       </size>
+      </property>
+      <property name="styleSheet">
+       <string notr="true">QPushButton::checked{
+	border-image: url(:/icons/res/icons/smart/room/room_kitchen.svg);
+
+}
+QPushButton{
+	border-image: url(:/icons/res/icons/smart/room/room_kitchen_gray.svg);
+
+}
+</string>
+      </property>
+      <property name="text">
+       <string/>
+      </property>
+      <property name="checkable">
+       <bool>true</bool>
+      </property>
+      <attribute name="buttonGroup">
+       <string notr="true">buttonGroup_3</string>
+      </attribute>
+     </widget>
+    </item>
+   </layout>
+  </widget>
+  <widget class="QLabel" name="label_2">
+   <property name="geometry">
+    <rect>
+     <x>100</x>
+     <y>30</y>
+     <width>121</width>
+     <height>18</height>
+    </rect>
+   </property>
+   <property name="styleSheet">
+    <string notr="true">color: rgb(255, 255, 255);</string>
+   </property>
+   <property name="text">
+    <string>10:15      星期三</string>
+   </property>
+  </widget>
+  <widget class="QLabel" name="label_3">
+   <property name="geometry">
+    <rect>
+     <x>920</x>
+     <y>30</y>
+     <width>61</width>
+     <height>20</height>
+    </rect>
+   </property>
+   <property name="styleSheet">
+    <string notr="true">color: rgb(255, 255, 255);</string>
+   </property>
+   <property name="text">
+    <string>空气   优</string>
+   </property>
+  </widget>
+  <widget class="QLabel" name="label_4">
+   <property name="geometry">
+    <rect>
+     <x>820</x>
+     <y>30</y>
+     <width>81</width>
+     <height>20</height>
+    </rect>
+   </property>
+   <property name="styleSheet">
+    <string notr="true">color: rgb(255, 255, 255);</string>
+   </property>
+   <property name="text">
+    <string>室内   24 ‘C</string>
+   </property>
+  </widget>
+  <widget class="QLabel" name="label_5">
+   <property name="geometry">
+    <rect>
+     <x>790</x>
+     <y>30</y>
+     <width>21</width>
+     <height>20</height>
+    </rect>
+   </property>
+   <property name="styleSheet">
+    <string notr="true">border-image: url(:/qq/controls/res/qq/controls/functions/weather_icon.svg);</string>
+   </property>
+   <property name="text">
+    <string/>
+   </property>
+  </widget>
+  <widget class="QLabel" name="label_6">
+   <property name="geometry">
+    <rect>
+     <x>770</x>
+     <y>30</y>
+     <width>21</width>
+     <height>20</height>
+    </rect>
+   </property>
+   <property name="styleSheet">
+    <string notr="true">border-image: url(:/qq/controls/res/qq/controls/functions/settings_gear.svg)</string>
+   </property>
+   <property name="text">
+    <string/>
+   </property>
+  </widget>
+  <zorder>label</zorder>
+  <zorder>frame</zorder>
+  <zorder>stackedWidget</zorder>
+  <zorder>frame_2</zorder>
+  <zorder>label_2</zorder>
+  <zorder>label_3</zorder>
+  <zorder>label_4</zorder>
+  <zorder>label_5</zorder>
+  <zorder>label_6</zorder>
  </widget>
  <resources/>
  <connections/>
```
Left out of the diff: 4 changed lines with no effect on the pictures.
